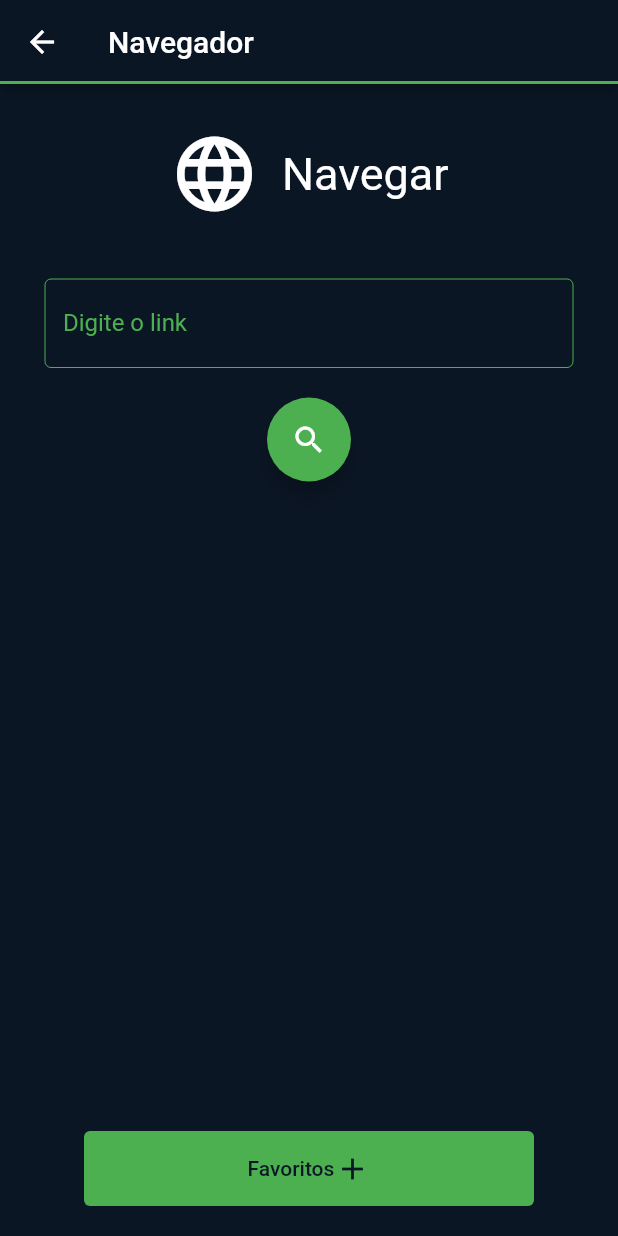
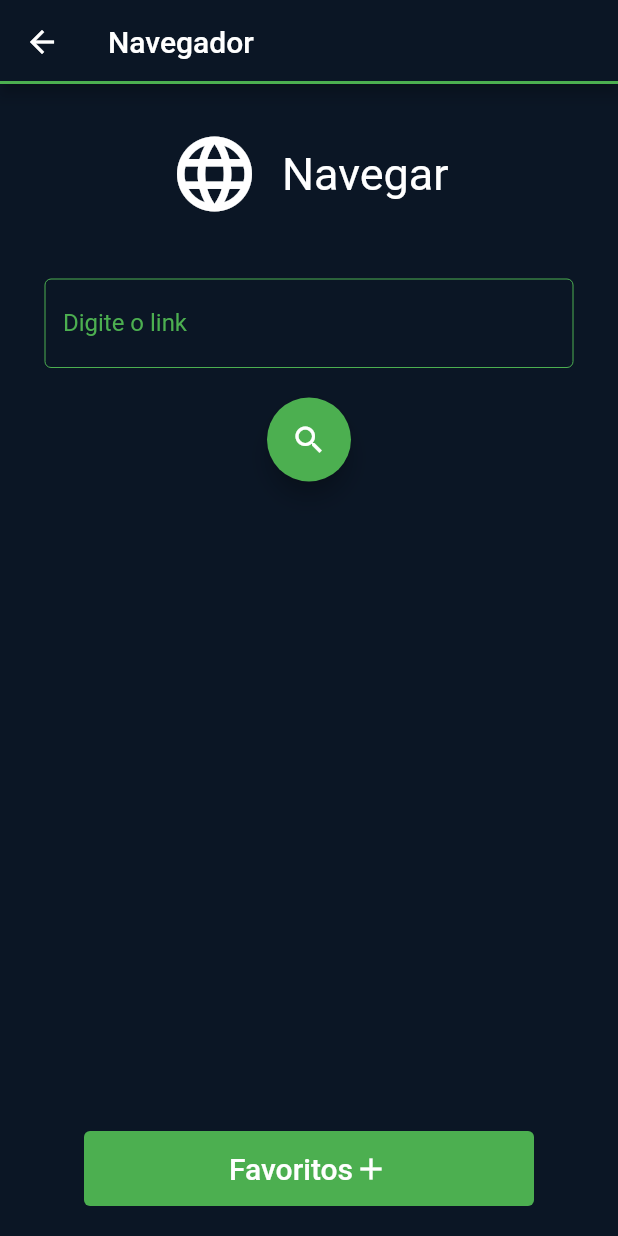
Before and after one commit to subaru3rem/Icaros, a Flutter app: the Navegador screen opened directly, on a phone screen of 412 x 824 dp. Run offline on Flutter 3.47's test engine with Material 2 defaults, Android fonts, the phone set to English and light mode, and no system bars; our stand-ins replace file_picker, shared_preferences; accounts and stored records are empty; network calls fail.

Commit message:
cor do botão de favoritos alterada

```diff
--- a/app/lib/screens/navegador.dart
+++ b/app/lib/screens/navegador.dart
@@ -103,8 +103,8 @@ class _Navegador_widgets extends State<Navegador_widgets>{
           child:Row(
             mainAxisAlignment: MainAxisAlignment.center,
             children: const <Widget>[
-              Text('Favoritos'),
-              Icon(Icons.add),
+              Text('Favoritos', style: TextStyle(color:Colors.white, fontSize: 20),),
+              Icon(Icons.add, color:Colors.white),
             ]
           ),
         ),
```
